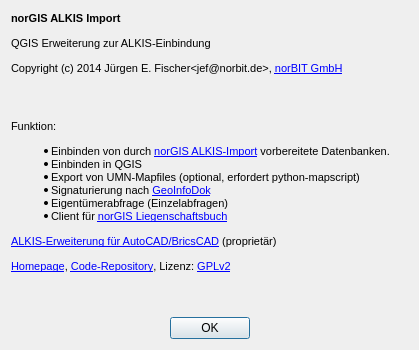
The window that about.ui (norBIT/alkisplugin) describes before a commit, drawn with Qt 5.
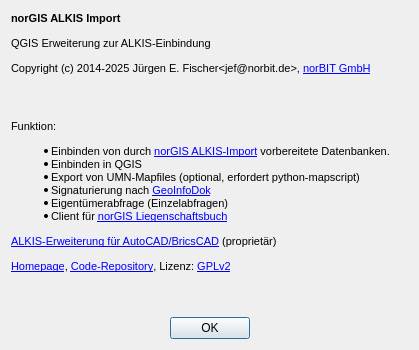
The same window after the commit. Icons and pictures are not drawn.

What changed in the file:
```diff
--- a/about.ui
+++ b/about.ui
@@ -60,7 +60,7 @@
 &lt;/style&gt;&lt;/head&gt;&lt;body style=&quot; font-family:'MS Shell Dlg 2'; font-size:8pt; font-weight:400; font-style:normal;&quot;&gt;
 &lt;p&gt;&lt;strong&gt;norGIS ALKIS Import&lt;strong&gt;&lt;/p&gt;
 &lt;p&gt;QGIS Erweiterung zur ALKIS-Einbindung&lt;/p&gt;
-&lt;p&gt;Copyright (c) 2014 Jürgen E. Fischer&amp;lt;jef@norbit.de&amp;gt;, &lt;a href=&quot;http://www.norbit.de/0/&quot;&gt;norBIT GmbH&lt;/a&gt;&lt;/p&gt;
+&lt;p&gt;Copyright (c) 2014-2025 Jürgen E. Fischer&amp;lt;jef@norbit.de&amp;gt;, &lt;a href=&quot;http://www.norbit.de/0/&quot;&gt;norBIT GmbH&lt;/a&gt;&lt;/p&gt;
 &lt;/body&gt;&lt;/html&gt;</string>
      </property>
      <property name="scaledContents">
```
